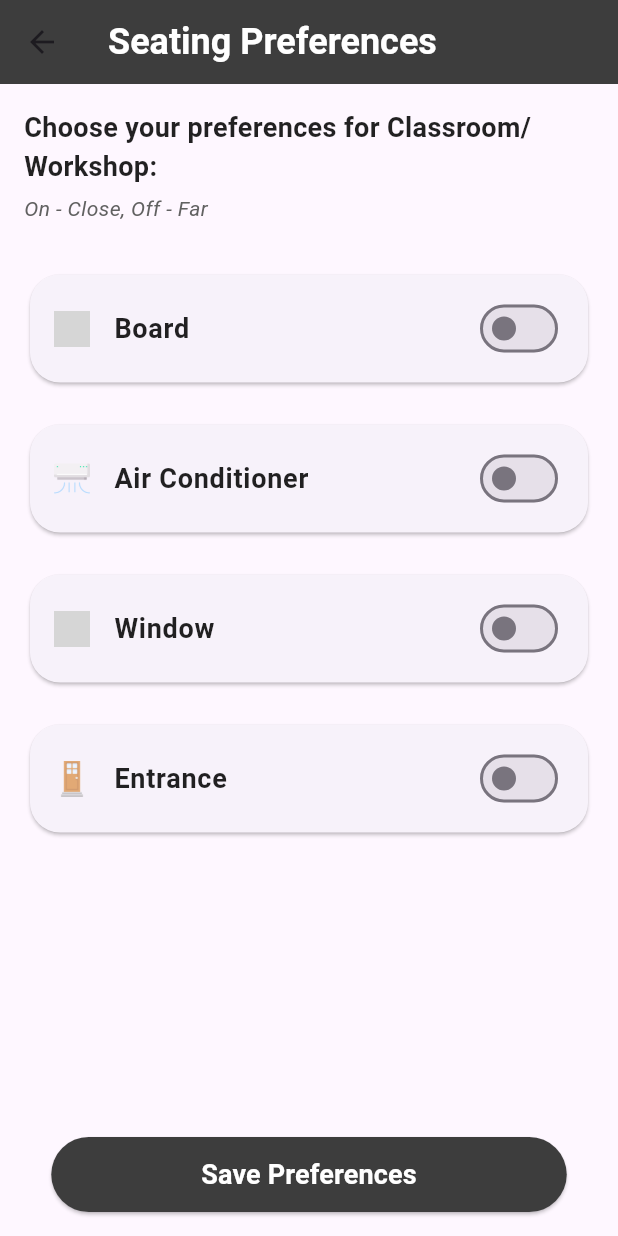
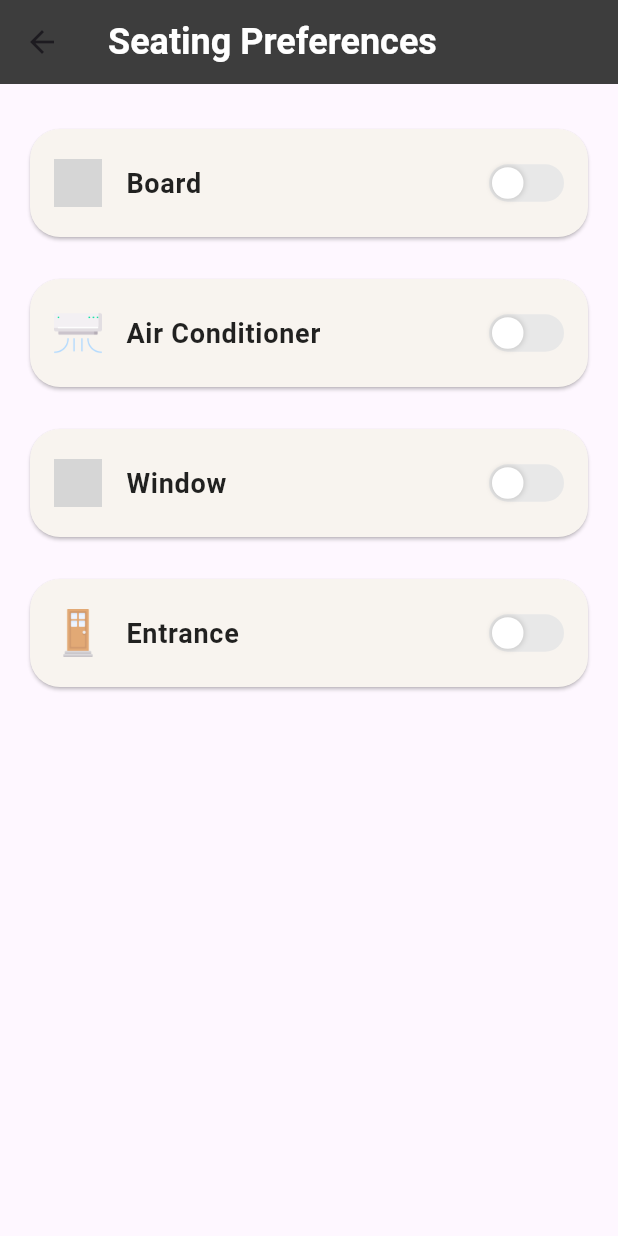
Before and after one commit to nativlevi/place_me, a Flutter app: the SeatingPreferencesScreen screen opened by its route, on a phone screen of 412 x 824 dp. Run offline on Flutter 3.47's test engine with Material 3 defaults, Android fonts, the phone set to English and light mode, and no system bars; our stand-ins replace file_picker, image_picker, lottie; Roboto replaces fonts that are missing (Source Sans Pro); grey boxes are pictures that could not be loaded.

Commit message:
adding some style

```diff
--- a/lib/preferences_screen.dart
+++ b/lib/preferences_screen.dart
@@ -6,7 +6,8 @@ class SeatingPreferencesScreen extends StatefulWidget {
   SeatingPreferencesScreen({required this.eventType});
 
   @override
-  _SeatingPreferencesScreenState createState() => _SeatingPreferencesScreenState();
+  _SeatingPreferencesScreenState createState() =>
+      _SeatingPreferencesScreenState();
 }
 
 class _SeatingPreferencesScreenState extends State<SeatingPreferencesScreen> {
@@ -64,29 +65,6 @@ class _SeatingPreferencesScreenState extends State<SeatingPreferencesScreen> {
       ),
       body: Padding(
         padding: EdgeInsets.all(16.0),
-        child: Column(
-          crossAxisAlignment: CrossAxisAlignment.start,
-          children: [
-            Text(
-              'Choose your preferences for ${widget.eventType}:',
-              style: TextStyle(
-                fontSize: 18,
-                fontWeight: FontWeight.bold,
-                color: Colors.black87,
-              ),
-            ),
-            SizedBox(height: 5),
-            Text(
-              'On - Close, Off - Far',
-              style: TextStyle(
-                fontSize: 14,
-                fontStyle: FontStyle.italic,
-                color: Colors.grey[700],
-              ),
-            ),
-
-            SizedBox(height: 20),
-            Expanded(
         child: ListView(
           children: preferences.keys.map((preference) {
             return Padding(
@@ -95,20 +73,22 @@ class _SeatingPreferencesScreenState extends State<SeatingPreferencesScreen> {
                 shape: RoundedRectangleBorder(
                   borderRadius: BorderRadius.circular(20),
                 ),
+                color: Color(0xFFF8F4EF), // רקע בהיר
                 child: ListTile(
-                        contentPadding: EdgeInsets.symmetric(horizontal: 16.0, vertical: 8.0),
-                        leading: _getIconForPreference(preference), // שולח את ההעדפה הנוכחית
+                  contentPadding:
+                  EdgeInsets.symmetric(horizontal: 16.0, vertical: 8.0),
+                  leading: _getIconForPreference(preference),
                   title: Text(
-                          preference, // מציג את שם ההעדפה
+                    preference,
                     style: TextStyle(
                       fontSize: 18,
                       fontWeight: FontWeight.bold,
+                      fontFamily: 'Source Sans Pro',
                       color: Colors.black87,
                     ),
                   ),
-                        trailing: Switch.adaptive(
+                  trailing: _buildCustomSwitch(
                     value: preferences[preference] ?? false,
-                          activeColor: Colors.teal,
                     onChanged: (value) {
                       setState(() {
                         preferences[preference] = value;
@@ -116,35 +96,78 @@ class _SeatingPreferencesScreenState extends State<SeatingPreferencesScreen> {
                     },
                   ),
                 ),
-
-
-
               ),
             );
           }).toList(),
         ),
       ),
-            SizedBox(height: 20),
-            Center(
-              child: ElevatedButton(
-                onPressed: () {
-                  // Save preferences
-                  Navigator.pop(context);
+    );
+  }
+
+  Widget _getIconForPreference(String preference) {
+    switch (preference) {
+      case 'Board':
+        return Image.asset('icons/board_icon.png', width: 32, height: 32);
+      case 'Air Conditioner':
+        return Image.asset('icons/ac_icon.png', width: 32, height: 32);
+      case 'Window':
+        return Image.asset('icons/window_icon.png', width: 32, height: 32);
+      case 'Entrance':
+        return Image.asset('icons/door_icon.png', width: 32, height: 32);
+      case 'Dance Floor':
+        return Image.asset('icons/dance_icon.png', width: 32, height: 32);
+      case 'Speakers':
+        return Image.asset('icons/speaker_icon.png', width: 32, height: 32);
+      case 'Exit':
+        return Image.asset('icons/exit_icon.png', width: 32, height: 32);
+      case 'Stage':
+        return Image.asset('icons/stage_icon.png', width: 32, height: 32);
+      case 'Writing Table':
+        return Image.asset('icons/table_icon.png', width: 32, height: 32);
+      case 'Screen':
+        return Image.asset('icons/screen_icon.png', width: 32, height: 32);
+      case 'Charging Point':
+        return Image.asset('icons/charging_icon.png', width: 32, height: 32);
+      default:
+        return Image.asset('icons/default_icon.png', width: 32, height: 32);
+    }
+  }
+
+  Widget _buildCustomSwitch({
+    required bool value,
+    required ValueChanged<bool> onChanged,
+  }) {
+    return GestureDetector(
+      onTap: () {
+        onChanged(!value);
       },
-                style: ElevatedButton.styleFrom(
-                  backgroundColor: Color(0xFF3D3D3D),
-                  padding: EdgeInsets.symmetric(vertical: 12, horizontal: 100),
-                  shape: RoundedRectangleBorder(
-                    borderRadius: BorderRadius.circular(30),
+      child: AnimatedContainer(
+        duration: Duration(milliseconds: 300),
+        width: 50,
+        height: 25,
+        decoration: BoxDecoration(
+          borderRadius: BorderRadius.circular(15),
+          color: value ? Color(0xFFF3B519) : Color(0xFFE8E8E8),
         ),
+        child: Stack(
+          children: [
+            AnimatedPositioned(
+              duration: Duration(milliseconds: 300),
+              left: value ? 26 : 2,
+              top: 2,
+              child: Container(
+                width: 21,
+                height: 21,
+                decoration: BoxDecoration(
+                  color: Colors.white,
+                  borderRadius: BorderRadius.circular(11),
+                  boxShadow: [
+                    BoxShadow(
+                      color: Colors.black12,
+                      blurRadius: 2,
+                      spreadRadius: 1,
                     ),
-                child: Text(
-                  'Save Preferences',
-                  style: TextStyle(
-                    color: Colors.white,
-                    fontSize: 18,
-                    fontWeight: FontWeight.bold,
-                  ),
+                  ],
                 ),
               ),
             ),
@@ -153,34 +176,4 @@ class _SeatingPreferencesScreenState extends State<SeatingPreferencesScreen> {
       ),
     );
   }
-
-  Widget _getIconForPreference(String preference) {
-    switch (preference) {
-      case 'Board':
-        return Image.asset('icons/board_icon.png', width: 24, height: 24);
-      case 'Air Conditioner':
-        return Image.asset('icons/ac_icon.png', width: 24, height: 24);
-      case 'Window':
-        return Image.asset('icons/window_icon.png', width: 24, height: 24);
-      case 'Entrance':
-        return Image.asset('icons/door_icon.png', width: 24, height: 24);
-      case 'Dance Floor':
-        return Image.asset('icons/dance_icon.png', width: 24, height: 24);
-      case 'Speakers':
-        return Image.asset('icons/speaker_icon.png', width: 24, height: 24);
-      case 'Exit':
-        return Image.asset('icons/exit_icon.png', width: 24, height: 24);
-      case 'Stage':
-        return Image.asset('icons/stage_icon.png', width: 24, height: 24);
-      case 'Writing Table':
-        return Image.asset('icons/table_icon.png', width: 24, height: 24);
-      case 'Screen':
-        return Image.asset('icons/screen_icon.png', width: 24, height: 24);
-      case 'Charging Point':
-        return Image.asset('icons/charging_icon.png', width: 24, height: 24);
-      default:
-        return Image.asset('icons/default_icon.png', width: 24, height: 24);
 }
-  }
-
-}
```
Lines whose indentation alone changed are shown as unchanged.
